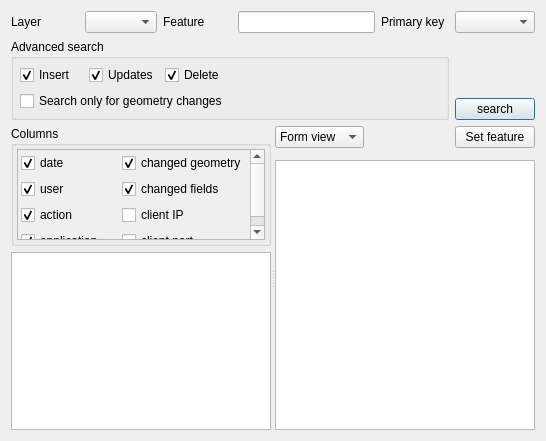
The window that ui/ui_showhistory.ui (3nids/postgres91plusauditor) describes before a commit, drawn with Qt 5.
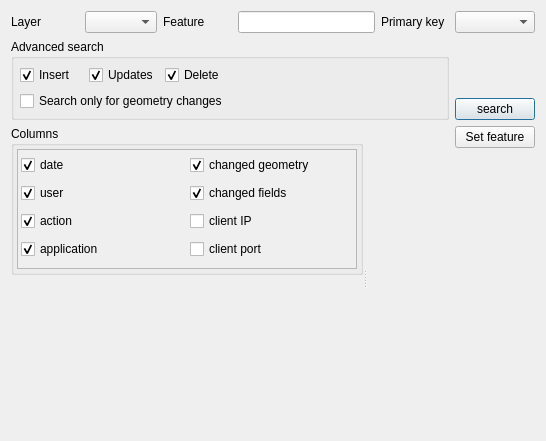
The same window after the commit. Custom widgets are drawn as their Qt base class.

Commit message: move files in src/gui/ui folders, separate classes for tables (to be continued)

What changed in the file:
```diff
--- a/ui/ui_showhistory.ui
+++ b/ui/ui_showhistory.ui
@@ -166,28 +166,6 @@
        <property name="margin">
         <number>0</number>
        </property>
-       <item row="3" column="0">
-        <widget class="QTableWidget" name="tableWidget">
-         <property name="selectionMode">
-          <enum>QAbstractItemView::SingleSelection</enum>
-         </property>
-         <property name="selectionBehavior">
-          <enum>QAbstractItemView::SelectRows</enum>
-         </property>
-         <property name="sortingEnabled">
-          <bool>true</bool>
-         </property>
-         <attribute name="horizontalHeaderMinimumSectionSize">
-          <number>15</number>
-         </attribute>
-         <attribute name="verticalHeaderVisible">
-          <bool>false</bool>
-         </attribute>
-         <attribute name="verticalHeaderDefaultSectionSize">
-          <number>25</number>
-         </attribute>
-        </widget>
-       </item>
        <item row="2" column="0">
         <widget class="QgsCollapsibleGroupBoxBasic" name="groupBox">
          <property name="title">
@@ -216,8 +194,8 @@
               <rect>
                <x>0</x>
                <y>0</y>
-               <width>240</width>
-               <height>83</height>
+               <width>312</width>
+               <height>115</height>
               </rect>
              </property>
              <layout class="QGridLayout" name="gridLayout_9">
@@ -305,6 +283,18 @@
          </layout>
         </widget>
        </item>
+       <item row="3" column="0">
+        <widget class="QWidget" name="logResultsWidget" native="true">
+         <layout class="QGridLayout" name="gridLayout_2">
+          <property name="horizontalSpacing">
+           <number>3</number>
+          </property>
+          <property name="margin">
+           <number>3</number>
+          </property>
+         </layout>
+        </widget>
+       </item>
       </layout>
      </widget>
      <widget class="QWidget" name="featurePanel" native="true">
@@ -312,20 +302,6 @@
        <property name="margin">
         <number>0</number>
        </property>
-       <item row="0" column="0">
-        <widget class="QComboBox" name="displayMode">
-         <item>
-          <property name="text">
-           <string>Form view</string>
-          </property>
-         </item>
-         <item>
-          <property name="text">
-           <string>Table view</string>
-          </property>
-         </item>
-        </widget>
-       </item>
        <item row="0" column="1">
         <spacer name="horizontalSpacer">
          <property name="orientation">
@@ -350,23 +326,11 @@
         </widget>
        </item>
        <item row="1" column="0" colspan="3">
-        <widget class="QWidget" name="formView" native="true">
-         <layout class="QGridLayout" name="gridLayout_2">
-          <property name="margin">
-           <number>0</number>
-          </property>
-         </layout>
-        </widget>
-       </item>
-       <item row="2" column="0" colspan="3">
-        <widget class="QWidget" name="tableView" native="true">
+        <widget class="QWidget" name="differenceWidget" native="true">
          <layout class="QGridLayout" name="gridLayout_3">
           <property name="margin">
            <number>0</number>
           </property>
-          <item row="0" column="0" colspan="2">
-           <widget class="QTableWidget" name="tableWidget_2"/>
-          </item>
          </layout>
         </widget>
        </item>
```
The commit also changes 4 other files.
